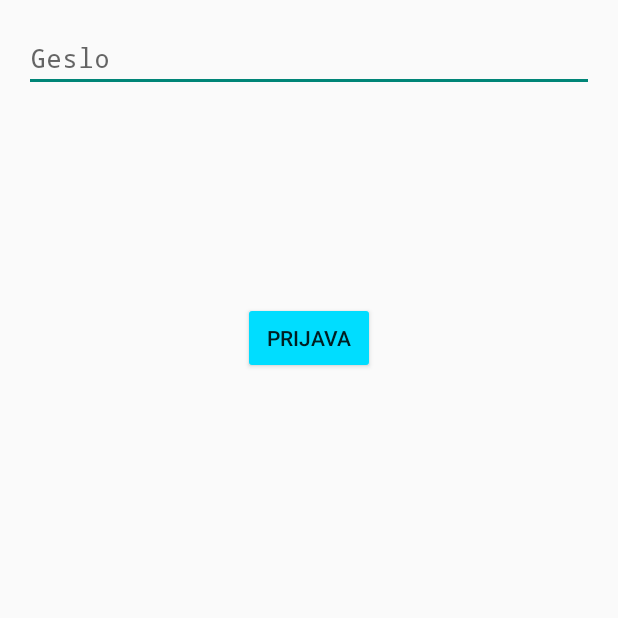
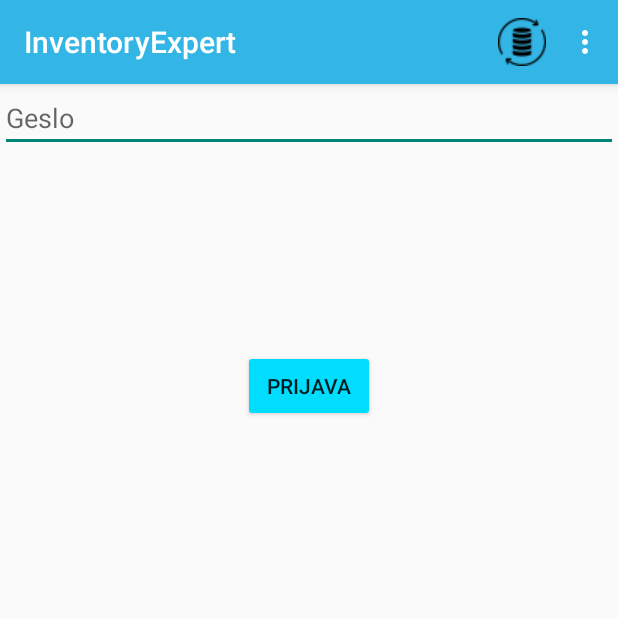
Before and after one commit to CodingByDay/AMS.Android, an Android app: the screen it shows after launch (LoginActivityMain), on a phone screen of 412 x 824 dp, the top half of it. Run offline under Robolectric (Android 15) with nearby library versions, the phone set to English and light mode, and no system bars.

Commit message:
Custom action bar

```diff
--- a/app/src/main/AndroidManifest.xml
+++ b/app/src/main/AndroidManifest.xml
@@ -12,7 +12,7 @@
         android:allowBackup="true"
         android:icon="@drawable/logo"
         android:label="@string/app_name"
-        android:theme="@style/Theme.AppCompat.Light">
+        android:theme="@style/Toolbar">
         <activity
             android:name=".activity.InventoryActivity"
             android:exported="false" />
--- a/app/src/main/java/com/example/uhf/activity/LoginActivityMain.java
+++ b/app/src/main/java/com/example/uhf/activity/LoginActivityMain.java
@@ -3,26 +3,38 @@ package com.example.uhf.activity;
 import android.app.Activity;
 
 import android.content.Intent;
+import android.graphics.drawable.ColorDrawable;
 import android.os.Bundle;
 
+import android.view.Menu;
+import android.view.MenuInflater;
 import android.view.View;
 import android.widget.Button;
 import android.widget.Toast;
+import android.widget.Toolbar;
+
+import androidx.appcompat.app.AppCompatActivity;
 
 import com.example.uhf.R;
 
-public class LoginActivityMain extends Activity {
+public class LoginActivityMain extends AppCompatActivity {
 private Button login;
 
     @Override
     public void onCreate(Bundle savedInstanceState) {
         super.onCreate(savedInstanceState);
         setContentView(R.layout.activity_login_main);
+        getSupportActionBar().show();
 
         initPageViews();
 
 
 
+    }
+    @Override
+    public boolean onCreateOptionsMenu(Menu menu) {
+        getMenuInflater().inflate(R.menu.main, menu);
+        return true;
     }
 
     private void initPageViews() {
--- a/app/src/main/res/layout/activity_login_main.xml
+++ b/app/src/main/res/layout/activity_login_main.xml
@@ -5,12 +5,12 @@
     android:id="@+id/container"
     android:layout_width="match_parent"
     android:layout_height="match_parent"
-    android:paddingLeft="@dimen/activity_horizontal_margin"
-    android:paddingTop="@dimen/activity_vertical_margin"
-    android:paddingRight="@dimen/activity_horizontal_margin"
+    android:paddingLeft="0dp"
+    android:paddingTop="0dp"
+
+    android:paddingRight="0dp"
     android:paddingBottom="@dimen/activity_vertical_margin"
     tools:context=".activity.LoginActivityMain">
-
 
 
     <EditText
--- a/app/src/main/res/values/styles.xml
+++ b/app/src/main/res/values/styles.xml
@@ -17,13 +17,19 @@
         <!-- All customizations that are NOT specific to a particular API-level can go here. -->
     </style>
 
-    <style name="ActionBarBaseTheme" parent="android:style/Theme.Holo.Light"> </style>
+    <style name="ActionBarBaseTheme" parent="android:style/Theme.Holo.Light">
+
+
+    </style>
 
     <style name="ActionBarBaseTheme1" parent="android:style/Theme.Holo.Light">
         <item name="android:background">@color/white1</item>
         <item name="android:textColor">@drawable/check_text_color</item>
     </style>
 
+    <style name="Toolbar" parent="@style/Theme.AppCompat.DayNight.DarkActionBar">
+        <item name="colorPrimary">#33b5e5</item>
+    </style>
 
      <!-- 将自定义的style取名为CustomTheme，父类为Theme.Holo.Light，也就是说默认背景是白底黑字（如果是Theme.Holo，则默认是黑底白字） -->
      <style name="CustomTheme" parent="android:style/Theme.Holo.Light">
```
Also changed, not shown: app/src/main/res/layout/toolbar.xml (added, +8 -0 lines).
